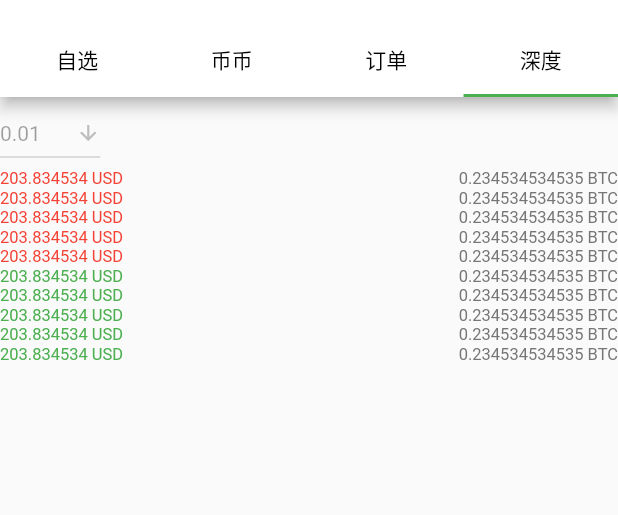
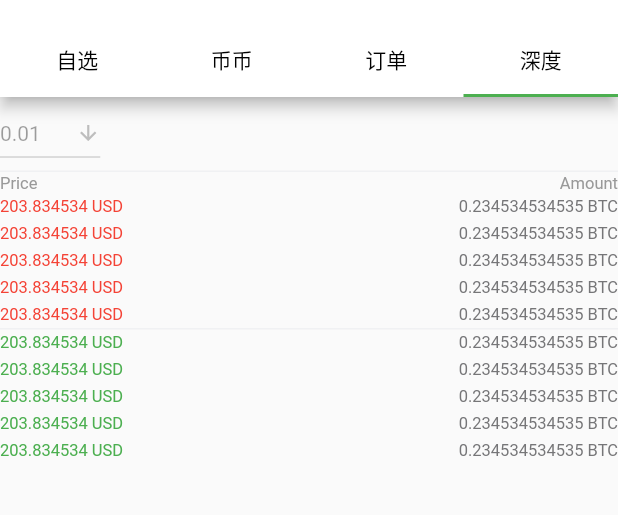
Before and after one commit to 156980441/flutter_demo, a Flutter app: the screen it shows after launch, tab 4 chosen, on a phone screen of 412 x 824 dp, the part 59-574 px from its top. Run offline on Flutter 3.47's test engine with Material 2 defaults, Android fonts, the phone set to English and light mode, and no system bars; our stand-ins replace flutter_native_web, flutter_swiper, fluttertoast, shared_preferences; missing offline and left inert: a package; generated files the repository leaves out were written again; network calls fail.

Commit message:
【提交类型】new 【修改内容】深度UI，遇到问题，Column下方ListView 【影响范围】bb 【风险评估】low

```diff
--- a/flutter_news/lib/depth/depth_view.dart
+++ b/flutter_news/lib/depth/depth_view.dart
@@ -55,19 +55,44 @@ class _DepthViewState extends State<DepthView> {
           }).toList(),
         ),
 
+        Container(height: 1, width:MediaQuery.of(context).size.width, color: Color(0xFFF0F1F3), margin:const EdgeInsets.only(top: 1, bottom: 1,),),
+
+        Row(
+          mainAxisAlignment: MainAxisAlignment.spaceBetween,
+          children: <Widget>[
+            Text(
+              'Price',
+              textAlign: TextAlign.center,
+              style: TextStyle(fontSize: 11, color: Color(0xFF999999)),
+            ),
+            Text(
+              'Amount',
+              textAlign: TextAlign.center,
+              style: TextStyle(fontSize: 11, color: Color(0xFF999999)),
+            ),
+          ],
+        ),
+
         ListView.builder(
+          shrinkWrap: true,
+          padding: EdgeInsets.only(),
+          itemExtent: 18,
           itemBuilder: (BuildContext context, int index) {
             return _getBuyItem(context, index, Colors.red);
           },
           itemCount: _length,
+        ),
+
+        Container(height: 1, width:MediaQuery.of(context).size.width, color: Color(0xFFF0F1F3),),
+
+        ListView.builder(
           shrinkWrap: true,
-        ),
-        ListView.builder(
+          padding: EdgeInsets.only(),
+          itemExtent: 18,
           itemBuilder: (BuildContext context, int index) {
             return _getBuyItem(context, index, Colors.green);
           },
           itemCount: _length,
-          shrinkWrap: true,
         ),
       ],
     );
```
